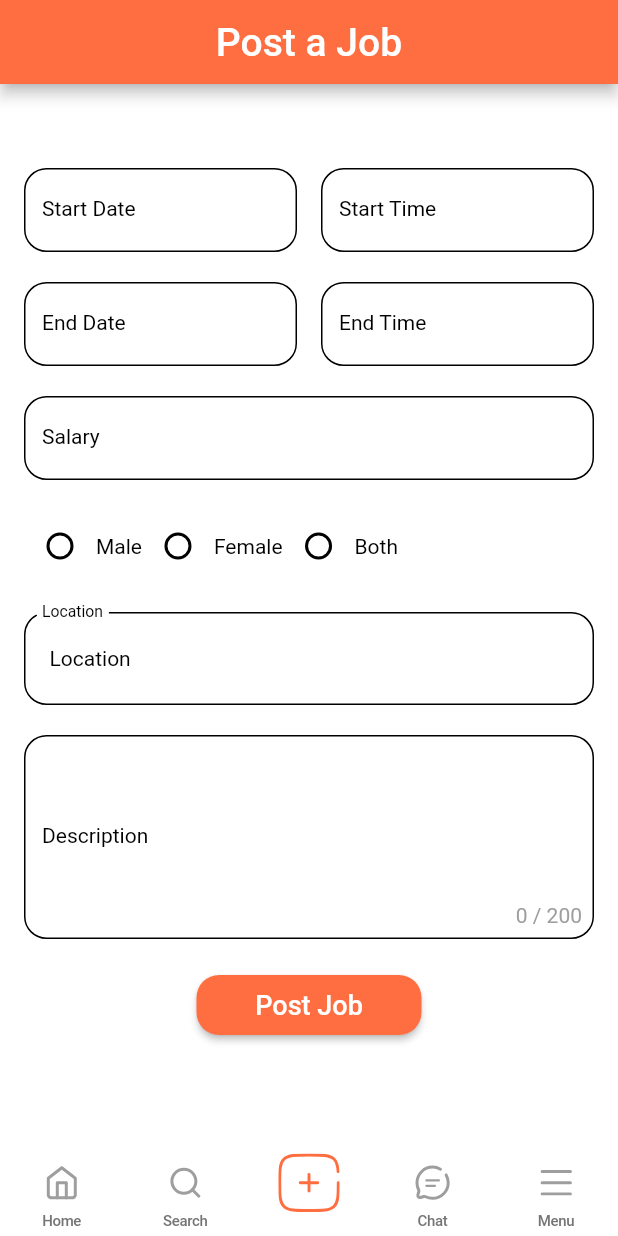
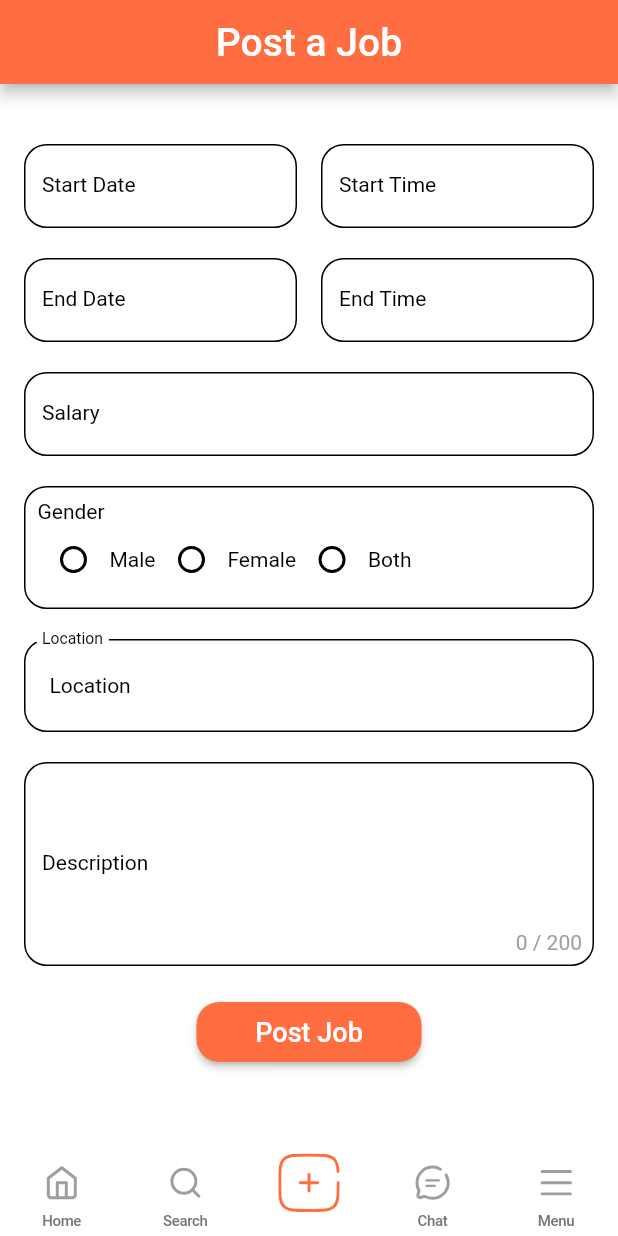
Before and after one commit to bathiyapathum/PartTimeNow_flutter_app, a Flutter app: the screen it shows once a user with an empty profile is signed in, swiped to page 3, on a phone screen of 412 x 824 dp. Run offline on Flutter 3.47's test engine with Material 2 defaults, Android fonts, the light colour scheme and no system bars; our stand-ins replace cloud_firestore, firebase_auth, firebase_core, firebase_storage, flutter_svg, google_fonts and 4 more; accounts and stored records are empty; network calls fail; project files that could hold a hidden picture were left out.

Commit message:
Update Gender

```diff
--- a/lib/screens/post_job_screen.dart
+++ b/lib/screens/post_job_screen.dart
@@ -144,7 +144,7 @@ class _PostJobScreenState extends State<PostJobScreen> {
       ),
       body: SingleChildScrollView(
         child: Padding(
-          padding: const EdgeInsets.all(16.0),
+          padding: const EdgeInsets.all(16.0).copyWith(top: 0),
           child: Column(
             children: [
               Row(
@@ -355,7 +355,28 @@ class _PostJobScreenState extends State<PostJobScreen> {
   }
 
   Widget buildGenderField() {
-    return Row(
+    return Container(
+      decoration: BoxDecoration(
+        border: Border.all(
+          color: Colors.black, // Border color
+        ),
+        borderRadius:
+            BorderRadius.circular(15), // Smaller radius to reduce the size
+      ),
+      padding: EdgeInsets.all(8), // Smaller padding to reduce the size
+      child: Column(
+        crossAxisAlignment:
+            CrossAxisAlignment.start, // Align the label to the left
+        children: [
+          Text(
+            'Gender',
+            style: TextStyle(
+              color: Colors.black,
+              fontSize: 14,
+              fontWeight: FontWeight.normal,
+            ),
+          ),
+          Row(
             children: [
               Radio(
                 value: "male",
@@ -431,6 +452,9 @@ class _PostJobScreenState extends State<PostJobScreen> {
                 ),
               ),
             ],
+          ),
+        ],
+      ),
     );
   }
 
```
Lines whose indentation alone changed are shown as unchanged.
